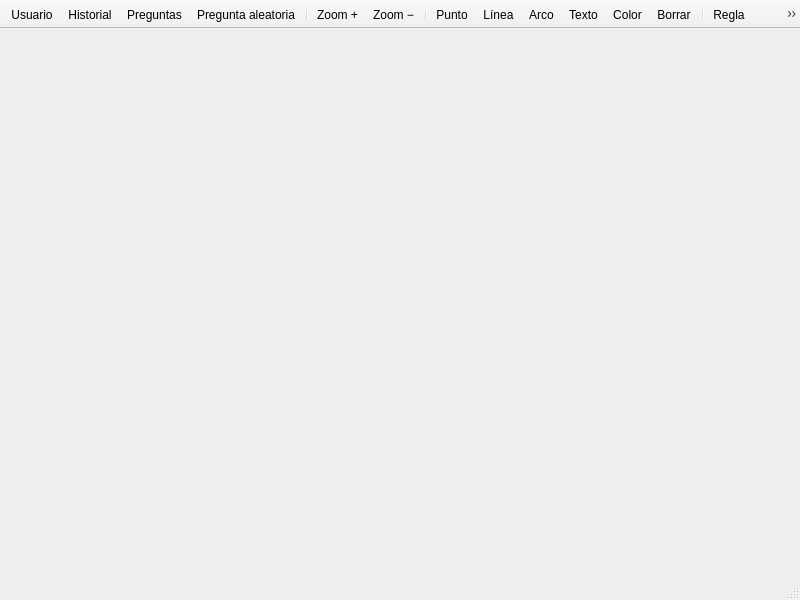
Before: the Qt Designer form proyecto_IHM/mainwindow.ui in pgomsan/proyecto_IHM, drawn with Qt 5.
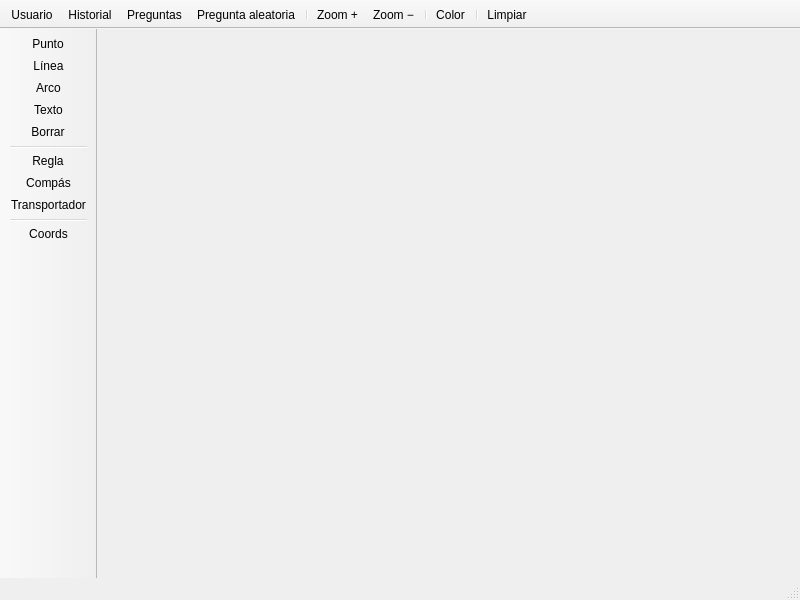
After: the same form once the commit is applied. Icons and pictures are not drawn.

Commit message: Cambio historico en la interfaz

```diff
--- a/proyecto_IHM/mainwindow.ui
+++ b/proyecto_IHM/mainwindow.ui
@@ -48,11 +48,39 @@
    <addaction name="actionzoom_in"/>
    <addaction name="actionzoom_out"/>
    <addaction name="separator"/>
+   <addaction name="actioncolores"/>
+   <addaction name="separator"/>
+   <addaction name="actionreset"/>
+  </widget>
+  <widget class="QToolBar" name="toolBarLeft">
+   <property name="windowTitle">
+    <string>Herramientas</string>
+   </property>
+   <property name="movable">
+    <bool>false</bool>
+   </property>
+   <property name="floatable">
+    <bool>false</bool>
+   </property>
+   <property name="iconSize">
+    <size>
+     <width>24</width>
+     <height>24</height>
+    </size>
+   </property>
+   <property name="toolButtonStyle">
+    <enum>Qt::ToolButtonIconOnly</enum>
+   </property>
+   <attribute name="toolBarArea">
+    <enum>LeftToolBarArea</enum>
+   </attribute>
+   <attribute name="toolBarBreak">
+    <bool>false</bool>
+   </attribute>
    <addaction name="actiondibujar_punto"/>
    <addaction name="actiondibujar_linea"/>
    <addaction name="actiondibujar_curva"/>
    <addaction name="actionanadir_texto"/>
-   <addaction name="actioncolores"/>
    <addaction name="actionborrador"/>
    <addaction name="separator"/>
    <addaction name="actionregla"/>
@@ -60,10 +88,6 @@
    <addaction name="actiontransportador"/>
    <addaction name="separator"/>
    <addaction name="actionpuntos_mapa"/>
-   <addaction name="separator"/>
-   <addaction name="actionayuda"/>
-   <addaction name="separator"/>
-   <addaction name="actionreset"/>
   </widget>
   <action name="actionzoom_in">
    <property name="icon">
```
The commit also changes 4 other files.
